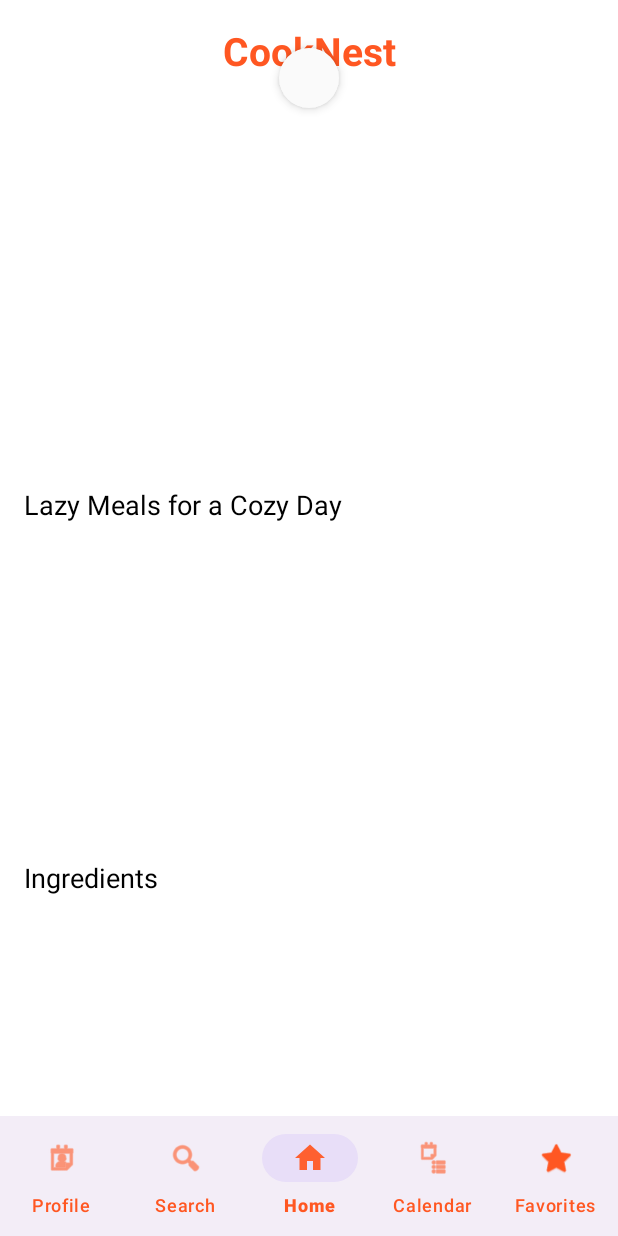
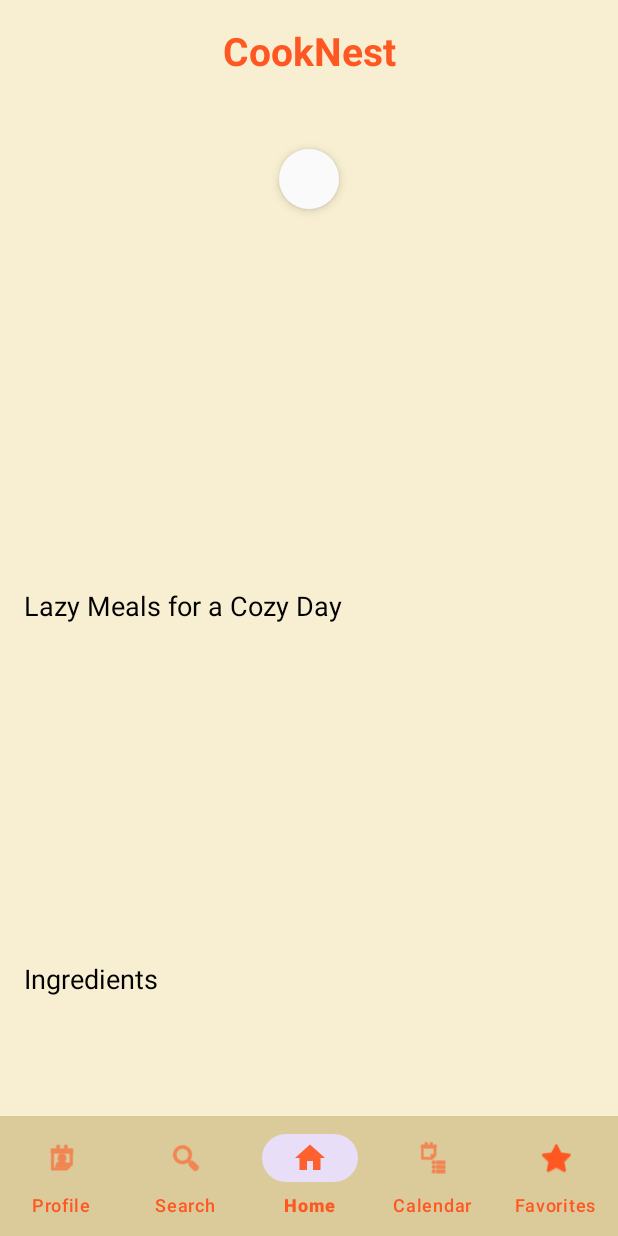
Before and after one commit to ahmmedadly/CookNest, an Android app: the HomeFragment screen opened directly, with no data from a screen before it, after a tap on "Retry", on a phone screen of 412 x 824 dp. Run offline under Robolectric (Android 15) with nearby library versions, the phone set to English and light mode, and no system bars; our stand-ins replace Room's generated code; pictures from the network do not load; 5 statements that could not run were skipped.

Commit message:
Just playing with app colors and design

```diff
--- a/app/src/main/java/com/example/cooknest/ui/home/HomeFragment.java
+++ b/app/src/main/java/com/example/cooknest/ui/home/HomeFragment.java
@@ -6,7 +6,6 @@ import android.util.Log;
 import android.view.LayoutInflater;
 import android.view.View;
 import android.view.ViewGroup;
-import android.widget.ProgressBar;
 import android.widget.Toast;
 
 import androidx.annotation.NonNull;
@@ -45,7 +44,6 @@ import retrofit2.Response;
 public class HomeFragment extends Fragment implements MainView {
 
     private RecyclerView recyclerView, rvCategories, rvAreas, rvIngredients;
-    private ProgressBar progressBar;
     private MealAdapter adapter;
     private MainPresenter presenter;
     private SwipeRefreshLayout swipeRefresh;
@@ -74,7 +72,6 @@ public class HomeFragment extends Fragment implements MainView {
         rvCategories = view.findViewById(R.id.rvCategories);
         rvAreas = view.findViewById(R.id.rvAreas);
         rvIngredients = view.findViewById(R.id.rvIngredients);
-        progressBar = view.findViewById(R.id.progressBar);
         swipeRefresh = view.findViewById(R.id.swipeRefresh);
         rvLazyMeals = view.findViewById(R.id.rvLazyMeals);
         lazyMealAdapter = new MealAdapter(
@@ -268,13 +265,11 @@ public class HomeFragment extends Fragment implements MainView {
 
 
     private void loadMeals() {
-        progressBar.setVisibility(View.VISIBLE);
         presenter.getRandomMeal();
     }
 
     @Override
     public void showRandomMeal(Meal meal) {
-        progressBar.setVisibility(View.GONE);
         adapter.setMeals(Collections.singletonList(meal));
     }
 
@@ -300,14 +295,12 @@ public class HomeFragment extends Fragment implements MainView {
 
     @Override
     public void showLoading(boolean isLoading) {
-        progressBar.setVisibility(isLoading ? View.VISIBLE : View.GONE);
-        swipeRefresh.setRefreshing(isLoading);
+                swipeRefresh.setRefreshing(isLoading);
     }
 
     @Override
     public void showError(String message) {
-        progressBar.setVisibility(View.GONE);
-        if (getView() != null) {
+                if (getView() != null) {
             Snackbar.make(getView(), "Error: " + message, Snackbar.LENGTH_LONG)
                     .setAction("Retry", v -> {
                         loadMeals();
--- a/app/src/main/res/layout/activity_login.xml
+++ b/app/src/main/res/layout/activity_login.xml
@@ -4,7 +4,7 @@
     xmlns:app="http://schemas.android.com/apk/res-auto"
     android:layout_width="match_parent"
     android:layout_height="match_parent"
-    android:background="#FFF9F1"
+    android:background="#F8EFD2"
     android:orientation="vertical"
     android:padding="24dp">
 
--- a/app/src/main/res/layout/activity_main.xml
+++ b/app/src/main/res/layout/activity_main.xml
@@ -5,7 +5,7 @@
     xmlns:tools="http://schemas.android.com/tools"
     android:layout_width="match_parent"
     android:layout_height="match_parent"
-    android:background="#FFFFFF">
+    android:background="#F8EFD2">
 
     <!-- Top Bar - App Name -->
     <TextView
@@ -16,26 +16,33 @@
         android:textSize="26sp"
         android:textColor="#FF5722"
         android:textStyle="bold"
+        android:padding="16dp"
         app:layout_constraintTop_toTopOf="parent"
         app:layout_constraintStart_toStartOf="parent"
-        app:layout_constraintEnd_toEndOf="parent"
-        android:padding="16dp" />
+        app:layout_constraintEnd_toEndOf="parent" />
 
+    <!-- Fragment container -->
+    <FrameLayout
+        android:id="@+id/fragment_container"
+        android:layout_width="0dp"
+        android:layout_height="0dp"
+        app:layout_constraintTop_toBottomOf="@id/tvAppName"
+        app:layout_constraintBottom_toTopOf="@id/bottom_navigation"
+        app:layout_constraintStart_toStartOf="parent"
+        app:layout_constraintEnd_toEndOf="parent" />
+
+    <!-- Bottom Navigation -->
     <com.google.android.material.bottomnavigation.BottomNavigationView
         android:id="@+id/bottom_navigation"
-        android:layout_width="match_parent"
+        android:layout_width="0dp"
         android:layout_height="wrap_content"
+        android:background="@color/white"
+        app:backgroundTint="@color/background_color"
         app:itemIconTint="@color/nav_selected"
         app:itemTextColor="@color/nav_selected"
         app:labelVisibilityMode="labeled"
+        app:menu="@menu/bottom_nav_menu"
         app:layout_constraintBottom_toBottomOf="parent"
-        app:menu="@menu/bottom_nav_menu"
-        tools:layout_editor_absoluteX="0dp" />
-
-    <FrameLayout
-        android:id="@+id/fragment_container"
-        android:layout_width="match_parent"
-        android:layout_height="0dp"
-        android:layout_weight="1" />
-
+        app:layout_constraintStart_toStartOf="parent"
+        app:layout_constraintEnd_toEndOf="parent" />
 </androidx.constraintlayout.widget.ConstraintLayout>
--- a/app/src/main/res/layout/activity_meal_details.xml
+++ b/app/src/main/res/layout/activity_meal_details.xml
@@ -2,6 +2,7 @@
 <RelativeLayout xmlns:android="http://schemas.android.com/apk/res/android"
     xmlns:app="http://schemas.android.com/apk/res-auto"
     android:layout_width="match_parent"
+    android:background="@color/background_g"
     android:layout_height="match_parent">
 
     <ScrollView
@@ -72,6 +73,7 @@
         android:layout_alignParentEnd="true"
         android:layout_alignParentBottom="true"
         android:layout_margin="16dp"
+        android:background="?attr/selectableItemBackgroundBorderless"
         android:contentDescription="TODO"
         app:srcCompat="@drawable/favorite_nf"
         app:tint="@null"/> <!--just to disable the tint -->
--- a/app/src/main/res/layout/activity_register.xml
+++ b/app/src/main/res/layout/activity_register.xml
@@ -5,7 +5,7 @@
     android:layout_width="match_parent"
     android:layout_height="match_parent"
     android:padding="24dp"
-    android:background="#FFF9F1"
+    android:background="@color/background_g"
     android:orientation="vertical">
 
     <!-- App Title -->
--- a/app/src/main/res/layout/activity_splash.xml
+++ b/app/src/main/res/layout/activity_splash.xml
@@ -24,9 +24,9 @@
         android:layout_alignTop="@+id/appName"
         android:layout_alignParentEnd="true"
         android:layout_alignParentBottom="true"
-        android:layout_marginTop="58dp"
-        android:layout_marginEnd="3dp"
-        android:layout_marginBottom="43dp"
+        android:layout_marginTop="27dp"
+        android:layout_marginEnd="1dp"
+        android:layout_marginBottom="74dp"
         app:layout_constraintBottom_toBottomOf="parent"
         app:layout_constraintEnd_toEndOf="parent"
         app:layout_constraintHorizontal_bias="0.49"
--- a/app/src/main/res/layout/change_email.xml
+++ b/app/src/main/res/layout/change_email.xml
@@ -4,6 +4,7 @@
     android:layout_width="match_parent"
     android:layout_height="wrap_content"
     android:orientation="vertical"
+    android:backgroundTint="@color/background_g"
     android:padding="16dp">
 
     <com.google.android.material.textfield.TextInputLayout
--- a/app/src/main/res/layout/change_password.xml
+++ b/app/src/main/res/layout/change_password.xml
@@ -4,6 +4,7 @@
     android:layout_width="match_parent"
     android:layout_height="wrap_content"
     android:orientation="vertical"
+    android:backgroundTint="@color/background_g"
     android:padding="16dp">
 
     <com.google.android.material.textfield.TextInputLayout
--- a/app/src/main/res/layout/delete_account.xml
+++ b/app/src/main/res/layout/delete_account.xml
@@ -4,6 +4,7 @@
     android:layout_width="match_parent"
     android:layout_height="wrap_content"
     android:orientation="vertical"
+    android:backgroundTint="@color/background_g"
     android:padding="16dp">
 
     <com.google.android.material.textfield.TextInputLayout
--- a/app/src/main/res/layout/fragment_favorites.xml
+++ b/app/src/main/res/layout/fragment_favorites.xml
@@ -3,6 +3,7 @@
     xmlns:app="http://schemas.android.com/apk/res-auto"
     android:layout_width="match_parent"
     android:layout_height="match_parent"
+    android:backgroundTint="@color/background_g"
     xmlns:tools="http://schemas.android.com/tools">
 
     <TextView
@@ -28,6 +29,7 @@
         android:id="@+id/rvFavorites"
         android:layout_width="match_parent"
         android:layout_height="match_parent"
+        android:backgroundTint="@color/background_g"
         android:padding="8dp"
         tools:listitem="@layout/item_meal"/>
     </androidx.swiperefreshlayout.widget.SwipeRefreshLayout>
--- a/app/src/main/res/layout/fragment_home.xml
+++ b/app/src/main/res/layout/fragment_home.xml
@@ -5,6 +5,7 @@
     android:layout_width="match_parent"
     android:layout_height="match_parent"
     android:fillViewport="true"
+    android:background="@color/background_g"
     tools:context=".ui.home.HomeFragment">
 
     <LinearLayout
@@ -12,21 +13,6 @@
         android:layout_height="wrap_content"
         android:orientation="vertical"
         android:padding="8dp">
-
-        <!-- Progress Bar -->
-        <FrameLayout
-            android:layout_width="match_parent"
-            android:layout_height="wrap_content"
-            android:layout_gravity="center">
-
-            <ProgressBar
-                android:id="@+id/progressBar"
-                style="?android:attr/progressBarStyleLarge"
-                android:layout_width="wrap_content"
-                android:layout_height="wrap_content"
-                android:layout_gravity="center"
-                android:visibility="gone"/>
-        </FrameLayout>
 
         <!-- Meals list at the top inside SwipeRefreshLayout -->
         <androidx.swiperefreshlayout.widget.SwipeRefreshLayout
--- a/app/src/main/res/values/colors.xml
+++ b/app/src/main/res/values/colors.xml
@@ -8,4 +8,7 @@
     <color name="teal">#018786</color>
     <color name="nav_selected">#FF5722</color> <!-- Orange -->
     <color name="nav_unselected">#757575</color> <!-- Gray -->
+    <color name="background_color">#72B69D59</color>
+    <color name="background_g">#F8EFD2</color>
+
 </resources>
```
Also changed, not shown: app/src/main/res/layout/fragment_planner.xml (+21 -9 lines), app/src/main/res/layout/fragment_profile.xml (+13 -13 lines), app/src/main/res/layout/item_meal.xml (+38 -31 lines), app/src/main/res/layout/item_meal_plan.xml (+23 -12 lines).
